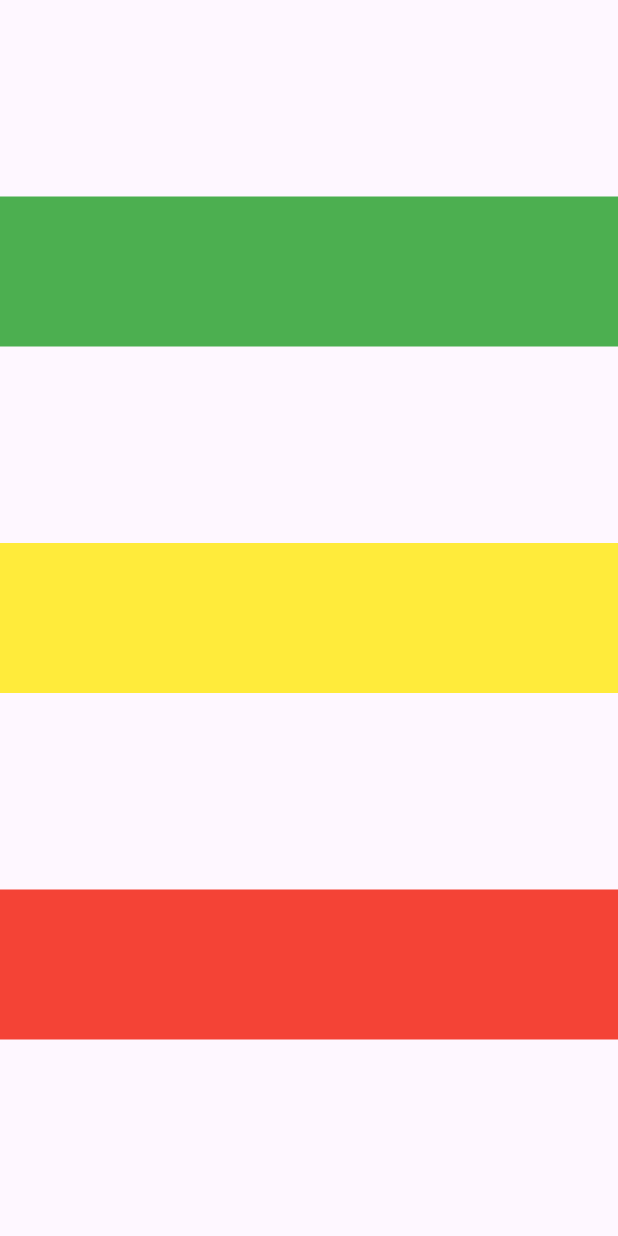
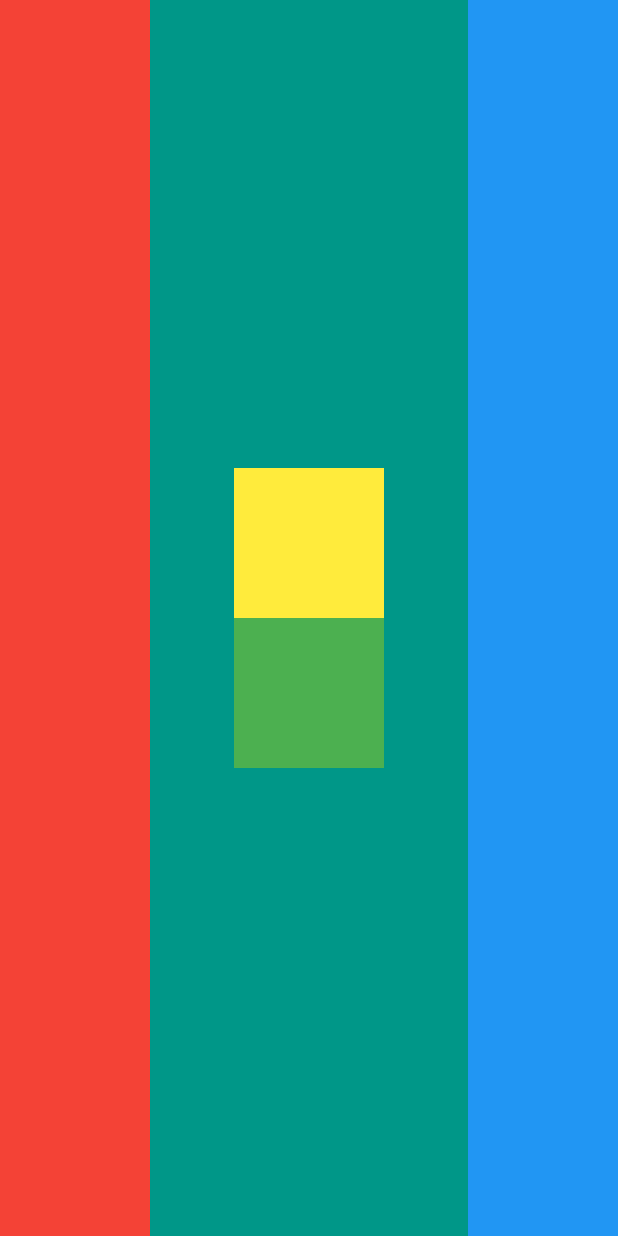
Before and after one commit to EchoOfHer/lab_4aug, a Flutter app: the screen it shows after launch, on a phone screen of 412 x 824 dp. Run offline on Flutter 3.47's test engine with Material 3 defaults, Android fonts, the phone set to English and light mode, and no system bars.

Commit message:
simple container design

```diff
--- /dev/null
+++ b/lib/Lab_week5/Example1.dart
@@ -0,0 +1,31 @@
+import 'package:flutter/material.dart';
+
+class Example1 extends StatelessWidget {
+  const Example1({super.key});
+
+  @override
+  Widget build(BuildContext context) {
+    return Scaffold(
+      body: Row(
+        children: [
+          Container(color: Colors.red, width: 100),
+          Expanded(
+            child: Container(
+              color: Colors.teal,
+              width: 100,
+
+              child: Column(
+                mainAxisAlignment: MainAxisAlignment.center,
+                children: [
+                  Container(color: Colors.yellow, width: 100, height: 100),
+                  Container(color: Colors.green, width: 100, height: 100),
+                ],
+              ),
+            ),
+          ),
+          Container(color: Colors.blue, width: 100),
+        ],
+      ),
+    );
+  }
+}
--- a/lib/main.dart
+++ b/lib/main.dart
@@ -1,9 +1,9 @@
 import 'package:flutter/material.dart';
-import 'package:lab_4aug/Lab_week5/multiple_child.dart';
+import 'package:lab_4aug/Lab_week5/Example1.dart';
 //import 'package:lab_4aug/Lab-week4/basic.dart';
 // import 'package:lab_4aug/Lab-week4/input_demo.dart';
 // import 'package:lab_4aug/Lab_week5/singleChild.dart'; //'./Lab-week4/basic.dart';
 
 void main() {
-  runApp(MaterialApp(home: MultipleChild(), debugShowCheckedModeBanner: false));
+  runApp(MaterialApp(home: Example1(), debugShowCheckedModeBanner: false));
 }
```
